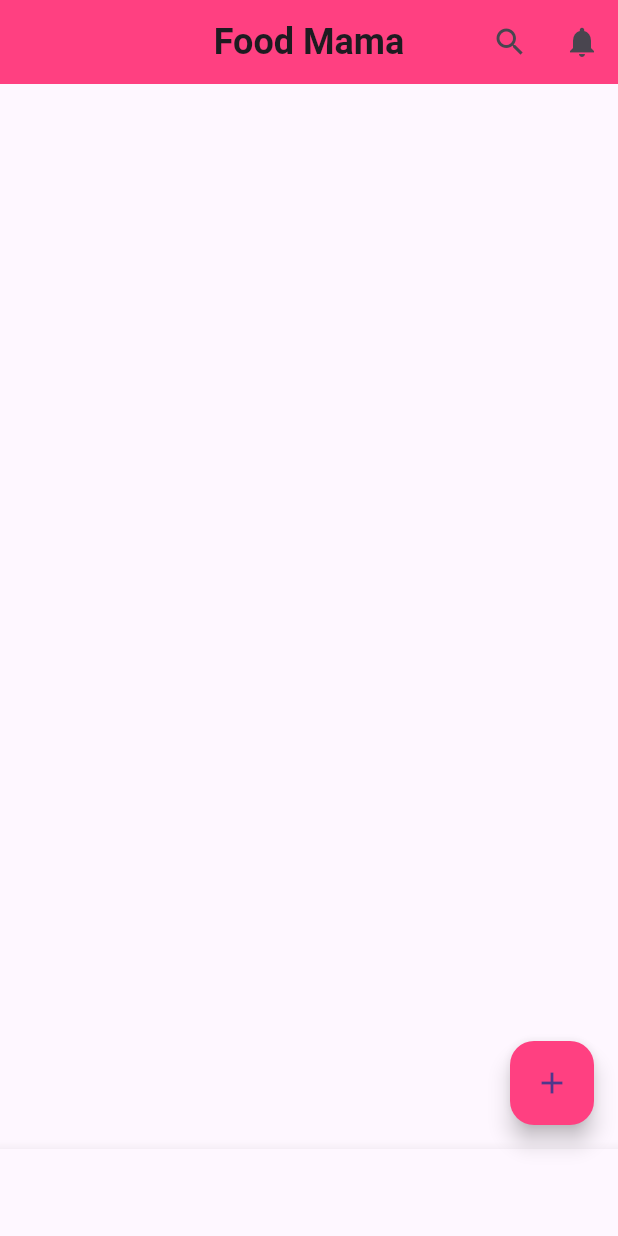
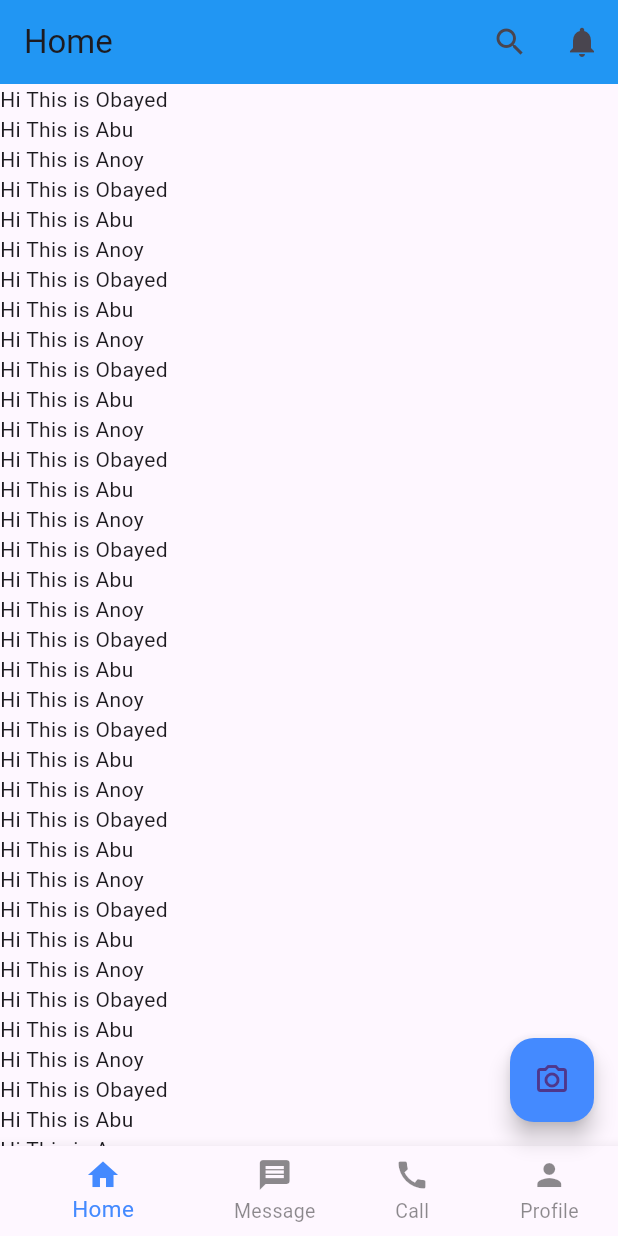
Before and after one commit to AbuObayed25/demoapp, a Flutter app: the screen it shows after launch, on a phone screen of 412 x 824 dp. Run offline on Flutter 3.47's test engine with Material 3 defaults, Android fonts, the phone set to English and light mode, and no system bars.

Commit message:
Initial commit

```diff
--- a/lib/main.dart
+++ b/lib/main.dart
@@ -1,17 +1,18 @@
 import 'package:flutter/material.dart';
 
 void main() {
-  runApp(MyApp());
+  runApp(IntroApp());
 }
 
-class MyApp extends StatelessWidget {
-  const MyApp({super.key});
+class IntroApp extends StatelessWidget {
+  const IntroApp({super.key});
 
   @override
   Widget build(BuildContext context) {
     return MaterialApp(
       debugShowCheckedModeBanner: false,
       home: Home(),
+      title: 'Intro app',
     );
   }
 }
@@ -23,43 +24,175 @@ class Home extends StatelessWidget {
     return ScaffoldMessenger.of(context)
         .showSnackBar(SnackBar(content: Text(message)));
   }
-
   @override
   Widget build(BuildContext context) {
     return Scaffold(
+      // backgroundColor: Colors.green,
       appBar: AppBar(
-        backgroundColor: Colors.pinkAccent,
-        title: Text(
-          "Food Mama",
-          style: TextStyle(fontSize: 24, fontWeight: FontWeight.bold),
-        ),
-        centerTitle: true,
         actions: [
           IconButton(onPressed: () {}, icon: Icon(Icons.search)),
-          IconButton(
-              onPressed: () {
-                MySnackBar("No data found", context);
-              },
-              icon: Icon(Icons.notifications)),
+          IconButton(onPressed: (){MySnackBar('No data found', context);}, icon: Icon(Icons.notifications))
+
+        ],
+        title: Text('Home'),
+        backgroundColor: Colors.blue,
+      ),
+      body: SingleChildScrollView(
+        child: Column(
+          mainAxisSize: MainAxisSize.max,
+          mainAxisAlignment: MainAxisAlignment.center,
+          crossAxisAlignment: CrossAxisAlignment.stretch,
+          children: [
+            Text('Hi This is Obayed'),
+            Text('Hi This is Abu'),
+            Text('Hi This is Anoy'),
+            Text('Hi This is Obayed'),
+            Text('Hi This is Abu'),
+            Text('Hi This is Anoy'),
+            Text('Hi This is Obayed'),
+            Text('Hi This is Abu'),
+            Text('Hi This is Anoy'),
+            Text('Hi This is Obayed'),
+            Text('Hi This is Abu'),
+            Text('Hi This is Anoy'),
+            Text('Hi This is Obayed'),
+            Text('Hi This is Abu'),
+            Text('Hi This is Anoy'),
+            Text('Hi This is Obayed'),
+            Text('Hi This is Abu'),
+            Text('Hi This is Anoy'),
+            Text('Hi This is Obayed'),
+            Text('Hi This is Abu'),
+            Text('Hi This is Anoy'),
+            Text('Hi This is Obayed'),
+            Text('Hi This is Abu'),
+            Text('Hi This is Anoy'),
+            Text('Hi This is Obayed'),
+            Text('Hi This is Abu'),
+            Text('Hi This is Anoy'),
+            Text('Hi This is Obayed'),
+            Text('Hi This is Abu'),
+            Text('Hi This is Anoy'),
+            Text('Hi This is Obayed'),
+            Text('Hi This is Abu'),
+            Text('Hi This is Anoy'),
+            Text('Hi This is Obayed'),
+            Text('Hi This is Abu'),
+            Text('Hi This is Anoy'),
+            Text('Hi This is Obayed'),
+            Text('Hi This is Abu'),
+            Text('Hi This is Anoy'),
+            Text('Hi This is Obayed'),
+            Text('Hi This is Abu'),
+            Text('Hi This is Anoy'),
+            Text('Hi This is Obayed'),
+            Text('Hi This is Abu'),
+            Text('Hi This is Anoy'),
+            Text('Hi This is Obayed'),
+            Text('Hi This is Abu'),
+            Text('Hi This is Anoy'),
+            Text('Hi This is Obayed'),
+            Text('Hi This is Abu'),
+            Text('Hi This is Anoy'),
+            Text('Hi This is Obayed'),
+            Text('Hi This is Abu'),
+            Text('Hi This is Anoy'),
+            Text('Hi This is Obayed'),
+            Text('Hi This is Abu'),
+            Text('Hi This is Anoy'),
+            Text('Hi This is Obayed'),
+            Text('Hi This is Abu'),
+            Text('Hi This is Anoy'),
+            Text('Hi This is Obayed'),
+            Text('Hi This is Abu'),
+            Text('Hi This is Anoy'),
+            Text('Hi This is Obayed'),
+            Text('Hi This is Abu'),
+            Text('Hi This is Anoy'),
+            Text('Hi This is Obayed'),
+            Text('Hi This is Abu'),
+            Text('Hi This is Anoy'),
+            Text('Hi This is Obayed'),
+            Text('Hi This is Abu'),
+            Text('Hi This is Anoy'),
+            Text('Hi This is Obayed'),
+            Text('Hi This is Abu'),
+            Text('Hi This is Anoy'),
+            Text('Hi This is Obayed'),
+            Text('Hi This is Abu'),
+            Text('Hi This is Anoy'),
+            Text('Hi This is Obayed'),
+            Text('Hi This is Abu'),
+            Text('Hi This is Anoy'),
+            Text('Hi This is Obayed'),
+            Text('Hi This is Abu'),
+            Text('Hi This is Anoy'),
+            Text('Hi This is Obayed'),
+            Text('Hi This is Abu'),
+            Text('Hi This is Anoy'),
+            Text('Hi This is Obayed'),
+            Text('Hi This is Abu'),
+            Text('Hi This is Anoy'),
+            Text('Hi This is Obayed'),
+            Text('Hi This is Abu'),
+            Text('Hi This is Anoy'),
+            Text('Hi This is Obayed'),
+            Text('Hi This is Abu'),
+            Text('Hi This is Anoy'),
+
+            ElevatedButton(
+              onPressed: () {MySnackBar('Data is Updated', context);},
+              child: Text('Click here now please'),
+            ),
+          ],
+        ),
+      ),
+      //   body: SingleChildScrollView(
+      //     scrollDirection: Axis.horizontal,
+      //     child: Row(
+      //       //Horizontally
+      //       mainAxisAlignment: MainAxisAlignment.center,
+      //       crossAxisAlignment: CrossAxisAlignment.center,
+      //       children: [
+      //         Text('Hello vai'),
+      //         Text('Hello vai'),
+      //         Text('Hello vai'),
+      //         Text('Hello vai'),
+      //         Text('Hello vai'),
+      //         Text('Hello vai'),
+      //         Text('Hello vai'),
+      //         Text('Hello vai'),
+      //         Text('Hello vai'),
+      //         Text('Hello vai'),
+      //         Text('Hello vai'),
+      //         Text('Hello vai'),
+      //         Text('Hello vai'),
+      //         Text('Hello vai'),
+      //         Text('Hello vai'),
+      //         Text('Hello vai'),
+      //         Text('Hello vai'),
+      //         Text('Hello vai'),
+      //       ],
+      //     ),
+      // ),
+      bottomNavigationBar: BottomNavigationBar(
+        selectedFontSize: 15,
+        unselectedFontSize: 13,
+        selectedItemColor: Colors.blueAccent,
+        unselectedItemColor: Colors.black45,
+        showUnselectedLabels: true,
+        currentIndex: 0,
+        items: [
+          BottomNavigationBarItem(icon: Icon(Icons.home),label: "Home"),
+          BottomNavigationBarItem(icon: Icon(Icons.message),label: "Message"),
+          BottomNavigationBarItem(icon: Icon(Icons.call),label: "Call"),
+          BottomNavigationBarItem(icon: Icon(Icons.person),label: "Profile"),
         ],
       ),
       floatingActionButton: FloatingActionButton(
-        child: Icon(Icons.add),
-        backgroundColor: Colors.pinkAccent,
-        onPressed: () {
-          MySnackBar("Added Done", context);
-        },
-      ),
-      bottomNavigationBar: BottomNavigationBar(
-        currentIndex: 0,
-        items: [
-          BottomNavigationBarItem(icon: Icon(Icons.home), label: "Home"),
-          BottomNavigationBarItem(
-              icon: Icon(Icons.trending_up), label: "Trending"),
-          BottomNavigationBarItem(
-              icon: Icon(Icons.settings), label: "Settings"),
-          BottomNavigationBarItem(icon: Icon(Icons.person), label: "Profile"),
-        ],
+        child: Icon(Icons.camera_alt_outlined),
+        backgroundColor: Colors.blueAccent,
+        onPressed: (){MySnackBar('Camera is not ready ', context);},
       ),
     );
   }
```
